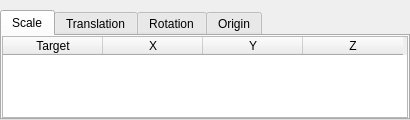
Before: the Qt Designer form apps/vaporgui/TransformTableGUI.ui in StasJ/vapor-formatted, drawn with Qt 5.
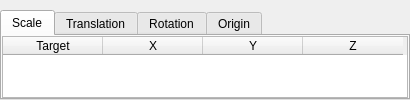
After: the same form once the commit is applied.

Commit message: Transform table doing better, still room for improvement

The edit to the form file:
```diff
--- a/apps/vaporgui/TransformTableGUI.ui
+++ b/apps/vaporgui/TransformTableGUI.ui
@@ -7,11 +7,11 @@
     <x>0</x>
     <y>0</y>
     <width>410</width>
-    <height>120</height>
+    <height>100</height>
    </rect>
   </property>
   <property name="sizePolicy">
-   <sizepolicy hsizetype="Preferred" vsizetype="Minimum">
+   <sizepolicy hsizetype="Preferred" vsizetype="Preferred">
     <horstretch>0</horstretch>
     <verstretch>0</verstretch>
    </sizepolicy>
@@ -19,7 +19,13 @@
   <property name="minimumSize">
    <size>
     <width>0</width>
-    <height>120</height>
+    <height>100</height>
+   </size>
+  </property>
+  <property name="maximumSize">
+   <size>
+    <width>16777215</width>
+    <height>113</height>
    </size>
   </property>
   <property name="windowTitle">
@@ -29,6 +35,9 @@
    <property name="spacing">
     <number>0</number>
    </property>
+   <property name="sizeConstraint">
+    <enum>QLayout::SetDefaultConstraint</enum>
+   </property>
    <property name="leftMargin">
     <number>0</number>
    </property>
@@ -43,6 +52,12 @@
    </property>
    <item>
     <widget class="QTabWidget" name="transformTabs">
+     <property name="sizePolicy">
+      <sizepolicy hsizetype="Expanding" vsizetype="Preferred">
+       <horstretch>0</horstretch>
+       <verstretch>0</verstretch>
+      </sizepolicy>
+     </property>
      <property name="minimumSize">
       <size>
        <width>0</width>
@@ -74,6 +89,12 @@
        </property>
        <item>
         <widget class="QTableWidget" name="scaleTable">
+         <property name="sizePolicy">
+          <sizepolicy hsizetype="Expanding" vsizetype="Preferred">
+           <horstretch>0</horstretch>
+           <verstretch>0</verstretch>
+          </sizepolicy>
+         </property>
          <column>
           <property name="text">
            <string>Target</string>
```
Left out of the diff: 18 changed lines with no effect on the pictures. The commit also changes 3 other files.
